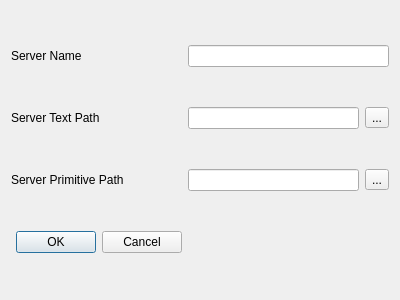
Above: code/nel/tools/3d/object_viewer_qt/src/plugins/mission_compiler/server_entry_dialog.ui from ryzom/ryzomcore before the change. Below: the same form after it.
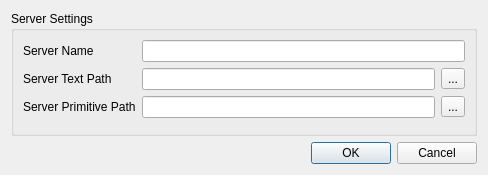
That is the form after the change.

Commit message:
Changed: Implementing server list in settings page. Added dialog for editing/adding entries. Can add, remove and edit entries. Still need to implement read/write settings and provide a method to connect the table to the publishing options table.
branch : branch-mission-compiler-qt

Patch:
```diff
--- a/code/nel/tools/3d/object_viewer_qt/src/plugins/mission_compiler/server_entry_dialog.ui
+++ b/code/nel/tools/3d/object_viewer_qt/src/plugins/mission_compiler/server_entry_dialog.ui
@@ -6,15 +6,15 @@
    <rect>
     <x>0</x>
     <y>0</y>
-    <width>400</width>
-    <height>300</height>
+    <width>488</width>
+    <height>175</height>
    </rect>
   </property>
   <property name="windowTitle">
    <string>Dialog</string>
   </property>
   <layout class="QGridLayout" name="gridLayout">
-   <item row="4" column="0">
+   <item row="1" column="0">
     <widget class="QDialogButtonBox" name="buttonBox">
      <property name="orientation">
       <enum>Qt::Horizontal</enum>
@@ -24,48 +24,70 @@
      </property>
     </widget>
    </item>
-   <item row="1" column="0">
+   <item row="0" column="0">
+    <widget class="QGroupBox" name="serverSettingsBox">
+     <property name="title">
+      <string>Server Settings</string>
+     </property>
+     <layout class="QGridLayout" name="gridLayout_2">
+      <item row="0" column="0">
     <widget class="QLabel" name="serverNameLabel">
      <property name="text">
       <string>Server Name</string>
      </property>
     </widget>
    </item>
-   <item row="2" column="0">
+      <item row="0" column="1" colspan="2">
+       <widget class="QLineEdit" name="serverNameEdit"/>
+      </item>
+      <item row="1" column="0">
     <widget class="QLabel" name="serverTextPathLabel">
      <property name="text">
       <string>Server Text Path</string>
      </property>
     </widget>
    </item>
-   <item row="3" column="0">
+      <item row="1" column="1">
+       <widget class="QLineEdit" name="serverTextPathEdit"/>
+      </item>
+      <item row="1" column="2">
+       <widget class="QToolButton" name="serverTextPathButton">
+        <property name="text">
+         <string>...</string>
+        </property>
+       </widget>
+      </item>
+      <item row="2" column="0">
     <widget class="QLabel" name="serverPrimPathLabel">
      <property name="text">
       <string>Server Primitive Path</string>
      </property>
     </widget>
    </item>
-   <item row="1" column="1" colspan="2">
-    <widget class="QLineEdit" name="serverNameEdit"/>
-   </item>
    <item row="2" column="1">
-    <widget class="QLineEdit" name="serverTextPathEdit"/>
-   </item>
-   <item row="3" column="1">
     <widget class="QLineEdit" name="serverPrimPathEdit"/>
    </item>
    <item row="2" column="2">
-    <widget class="QToolButton" name="serverTextPathButton">
-     <property name="text">
-      <string>...</string>
-     </property>
-    </widget>
-   </item>
-   <item row="3" column="2">
     <widget class="QToolButton" name="serverPrimPathButton">
      <property name="text">
       <string>...</string>
      </property>
+       </widget>
+      </item>
+      <item row="3" column="0" colspan="3">
+       <spacer name="verticalSpacer">
+        <property name="orientation">
+         <enum>Qt::Vertical</enum>
+        </property>
+        <property name="sizeHint" stdset="0">
+         <size>
+          <width>20</width>
+          <height>40</height>
+         </size>
+        </property>
+       </spacer>
+      </item>
+     </layout>
     </widget>
    </item>
   </layout>
```
Lines whose indentation alone changed are shown as unchanged. The commit also changes 7 other files.
